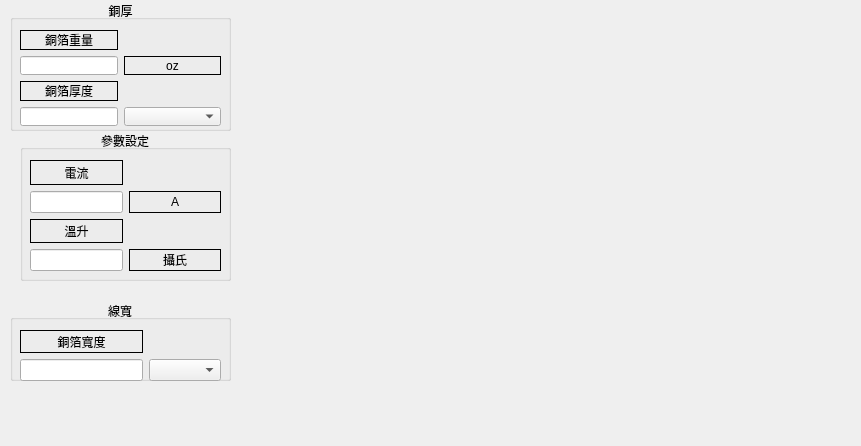
Above: Line_Width.ui from markscat/Scientific_computing before the change. Below: the same form after it.
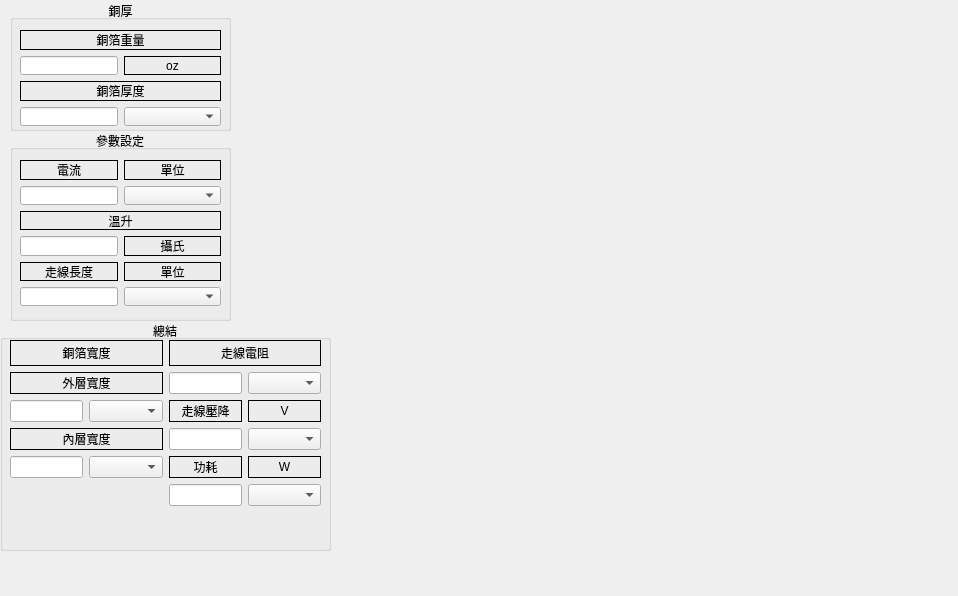
That is the form after the change. Icons and pictures are not drawn.

Patch:
```diff
--- a/Line_Width.ui
+++ b/Line_Width.ui
@@ -6,8 +6,8 @@
    <rect>
     <x>0</x>
     <y>0</y>
-    <width>861</width>
-    <height>446</height>
+    <width>958</width>
+    <height>596</height>
    </rect>
   </property>
   <property name="windowTitle">
@@ -51,51 +51,51 @@
        </property>
       </widget>
      </item>
-     <item row="2" column="0">
-      <widget class="QLabel" name="label_10">
-       <property name="frameShape">
-        <enum>QFrame::Shape::Box</enum>
-       </property>
-       <property name="text">
-        <string>銅箔厚度</string>
-       </property>
-       <property name="alignment">
-        <set>Qt::AlignmentFlag::AlignCenter</set>
-       </property>
-      </widget>
-     </item>
      <item row="3" column="0">
       <widget class="QLineEdit" name="thickness_lineEdit"/>
      </item>
-     <item row="0" column="0">
-      <widget class="QLabel" name="label_9">
-       <property name="frameShape">
-        <enum>QFrame::Shape::Box</enum>
-       </property>
-       <property name="text">
-        <string>銅箔重量</string>
-       </property>
-       <property name="alignment">
-        <set>Qt::AlignmentFlag::AlignCenter</set>
-       </property>
-      </widget>
-     </item>
      <item row="1" column="0">
       <widget class="QLineEdit" name="Mass_lineEdit"/>
      </item>
      <item row="3" column="1">
       <widget class="QComboBox" name="thickness_comboBox"/>
      </item>
+     <item row="0" column="0" colspan="2">
+      <widget class="QLabel" name="label_9">
+       <property name="frameShape">
+        <enum>QFrame::Shape::Box</enum>
+       </property>
+       <property name="text">
+        <string>銅箔重量</string>
+       </property>
+       <property name="alignment">
+        <set>Qt::AlignmentFlag::AlignCenter</set>
+       </property>
+      </widget>
+     </item>
+     <item row="2" column="0" colspan="2">
+      <widget class="QLabel" name="label_10">
+       <property name="frameShape">
+        <enum>QFrame::Shape::Box</enum>
+       </property>
+       <property name="text">
+        <string>銅箔厚度</string>
+       </property>
+       <property name="alignment">
+        <set>Qt::AlignmentFlag::AlignCenter</set>
+       </property>
+      </widget>
+     </item>
     </layout>
    </widget>
   </widget>
   <widget class="QGroupBox" name="groupBox_11">
    <property name="geometry">
     <rect>
-     <x>20</x>
+     <x>10</x>
      <y>130</y>
-     <width>211</width>
-     <height>151</height>
+     <width>221</width>
+     <height>191</height>
     </rect>
    </property>
    <property name="title">
@@ -109,11 +109,27 @@
      <rect>
       <x>10</x>
       <y>30</y>
-      <width>191</width>
-      <height>111</height>
+      <width>201</width>
+      <height>146</height>
      </rect>
     </property>
     <layout class="QGridLayout" name="gridLayout_13" columnstretch="1,1">
+     <item row="3" column="1">
+      <widget class="QLabel" name="label_24">
+       <property name="frameShape">
+        <enum>QFrame::Shape::Box</enum>
+       </property>
+       <property name="text">
+        <string>攝氏</string>
+       </property>
+       <property name="alignment">
+        <set>Qt::AlignmentFlag::AlignCenter</set>
+       </property>
+      </widget>
+     </item>
+     <item row="3" column="0">
+      <widget class="QLineEdit" name="temp_lineEdit"/>
+     </item>
      <item row="0" column="0">
       <widget class="QLabel" name="label_21">
        <property name="frameShape">
@@ -127,13 +143,13 @@
        </property>
       </widget>
      </item>
-     <item row="1" column="1">
-      <widget class="QLabel" name="label_23">
+     <item row="4" column="0">
+      <widget class="QLabel" name="label_15">
        <property name="frameShape">
         <enum>QFrame::Shape::Box</enum>
        </property>
        <property name="text">
-        <string>A</string>
+        <string>走線長度</string>
        </property>
        <property name="alignment">
         <set>Qt::AlignmentFlag::AlignCenter</set>
@@ -143,10 +159,29 @@
      <item row="1" column="0">
       <widget class="QLineEdit" name="Current_lineEdit"/>
      </item>
-     <item row="3" column="0">
-      <widget class="QLineEdit" name="temp_lineEdit"/>
+     <item row="5" column="0">
+      <widget class="QLineEdit" name="Length_lineEdit"/>
      </item>
-     <item row="2" column="0">
+     <item row="4" column="1">
+      <widget class="QLabel" name="label_16">
+       <property name="frameShape">
+        <enum>QFrame::Shape::Box</enum>
+       </property>
+       <property name="text">
+        <string>單位</string>
+       </property>
+       <property name="alignment">
+        <set>Qt::AlignmentFlag::AlignCenter</set>
+       </property>
+      </widget>
+     </item>
+     <item row="5" column="1">
+      <widget class="QComboBox" name="Length_comboBox"/>
+     </item>
+     <item row="1" column="1">
+      <widget class="QComboBox" name="Current_comboBox"/>
+     </item>
+     <item row="2" column="0" colspan="2">
       <widget class="QLabel" name="label_22">
        <property name="frameShape">
         <enum>QFrame::Shape::Box</enum>
@@ -159,13 +194,13 @@
        </property>
       </widget>
      </item>
-     <item row="3" column="1">
-      <widget class="QLabel" name="label_24">
+     <item row="0" column="1">
+      <widget class="QLabel" name="label_23">
        <property name="frameShape">
         <enum>QFrame::Shape::Box</enum>
        </property>
        <property name="text">
-        <string>攝氏</string>
+        <string>單位</string>
        </property>
        <property name="alignment">
         <set>Qt::AlignmentFlag::AlignCenter</set>
@@ -178,10 +213,10 @@
   <widget class="QLabel" name="label">
    <property name="geometry">
     <rect>
-     <x>240</x>
-     <y>60</y>
-     <width>581</width>
-     <height>231</height>
+     <x>260</x>
+     <y>10</y>
+     <width>661</width>
+     <height>261</height>
     </rect>
    </property>
    <property name="text">
@@ -197,14 +232,14 @@
   <widget class="QGroupBox" name="groupBox_4">
    <property name="geometry">
     <rect>
-     <x>10</x>
-     <y>300</y>
-     <width>221</width>
-     <height>81</height>
+     <x>0</x>
+     <y>320</y>
+     <width>331</width>
+     <height>231</height>
     </rect>
    </property>
    <property name="title">
-    <string>線寬</string>
+    <string>總結</string>
    </property>
    <property name="alignment">
     <set>Qt::AlignmentFlag::AlignCenter</set>
@@ -213,19 +248,86 @@
     <property name="geometry">
      <rect>
       <x>10</x>
-      <y>30</y>
-      <width>201</width>
-      <height>51</height>
+      <y>20</y>
+      <width>311</width>
+      <height>191</height>
      </rect>
     </property>
-    <layout class="QGridLayout" name="gridLayout_5" rowstretch="0,0" columnstretch="0,0">
-     <item row="1" column="1">
-      <widget class="QComboBox" name="With_comboBox"/>
+    <layout class="QGridLayout" name="gridLayout_5" rowstretch="1,1,1,1,1,1,1" columnstretch="1,1,1,1">
+     <item row="4" column="1">
+      <widget class="QComboBox" name="Internal_comboBox"/>
      </item>
-     <item row="1" column="0">
-      <widget class="QLineEdit" name="Mass_lineEdit_2"/>
+     <item row="2" column="3">
+      <widget class="QLabel" name="label_20">
+       <property name="frameShape">
+        <enum>QFrame::Shape::Box</enum>
+       </property>
+       <property name="text">
+        <string>V</string>
+       </property>
+       <property name="alignment">
+        <set>Qt::AlignmentFlag::AlignCenter</set>
+       </property>
+      </widget>
      </item>
-     <item row="0" column="0">
+     <item row="2" column="1">
+      <widget class="QComboBox" name="External_comboBox"/>
+     </item>
+     <item row="0" column="2" colspan="2">
+      <widget class="QLabel" name="label_17">
+       <property name="frameShape">
+        <enum>QFrame::Shape::Box</enum>
+       </property>
+       <property name="text">
+        <string>走線電阻</string>
+       </property>
+       <property name="alignment">
+        <set>Qt::AlignmentFlag::AlignCenter</set>
+       </property>
+      </widget>
+     </item>
+     <item row="1" column="2">
+      <widget class="QLineEdit" name="Impedance_lineEdit"/>
+     </item>
+     <item row="4" column="0">
+      <widget class="QLineEdit" name="Internal_lineEdit"/>
+     </item>
+     <item row="4" column="3">
+      <widget class="QLabel" name="label_25">
+       <property name="frameShape">
+        <enum>QFrame::Shape::Box</enum>
+       </property>
+       <property name="text">
+        <string>W</string>
+       </property>
+       <property name="alignment">
+        <set>Qt::AlignmentFlag::AlignCenter</set>
+       </property>
+      </widget>
+     </item>
+     <item row="1" column="3">
+      <widget class="QComboBox" name="Impedance_comboBox"/>
+     </item>
+     <item row="1" column="0" colspan="2">
+      <widget class="QLabel" name="label_26">
+       <property name="frameShape">
+        <enum>QFrame::Shape::Box</enum>
+       </property>
+       <property name="text">
+        <string>外層寬度</string>
+       </property>
+       <property name="alignment">
+        <set>Qt::AlignmentFlag::AlignCenter</set>
+       </property>
+      </widget>
+     </item>
+     <item row="3" column="2">
+      <widget class="QLineEdit" name="VoltageDrop_lineEdit"/>
+     </item>
+     <item row="3" column="3">
+      <widget class="QComboBox" name="VoltageDrop_comboBox"/>
+     </item>
+     <item row="0" column="0" colspan="2">
       <widget class="QLabel" name="label_14">
        <property name="frameShape">
         <enum>QFrame::Shape::Box</enum>
@@ -238,9 +340,76 @@
        </property>
       </widget>
      </item>
+     <item row="2" column="0">
+      <widget class="QLineEdit" name="External_lineEdit"/>
+     </item>
+     <item row="3" column="0" colspan="2">
+      <widget class="QLabel" name="label_27">
+       <property name="frameShape">
+        <enum>QFrame::Shape::Box</enum>
+       </property>
+       <property name="text">
+        <string>內層寬度</string>
+       </property>
+       <property name="alignment">
+        <set>Qt::AlignmentFlag::AlignCenter</set>
+       </property>
+      </widget>
+     </item>
+     <item row="4" column="2">
+      <widget class="QLabel" name="label_19">
+       <property name="frameShape">
+        <enum>QFrame::Shape::Box</enum>
+       </property>
+       <property name="text">
+        <string>功耗</string>
+       </property>
+       <property name="alignment">
+        <set>Qt::AlignmentFlag::AlignCenter</set>
+       </property>
+      </widget>
+     </item>
+     <item row="2" column="2">
+      <widget class="QLabel" name="label_18">
+       <property name="frameShape">
+        <enum>QFrame::Shape::Box</enum>
+       </property>
+       <property name="text">
+        <string>走線壓降</string>
+       </property>
+       <property name="alignment">
+        <set>Qt::AlignmentFlag::AlignCenter</set>
+       </property>
+      </widget>
+     </item>
+     <item row="5" column="3">
+      <widget class="QComboBox" name="Consumption_comboBox"/>
+     </item>
+     <item row="5" column="2">
+      <widget class="QLineEdit" name="Consumption_lineEdit"/>
+     </item>
     </layout>
    </widget>
   </widget>
+  <widget class="QLabel" name="label_2">
+   <property name="geometry">
+    <rect>
+     <x>360</x>
+     <y>290</y>
+     <width>531</width>
+     <height>271</height>
+    </rect>
+   </property>
+   <property name="text">
+    <string/>
+   </property>
+   <property name="pixmap">
+    <pixmap resource="Scientific_computing.qrc">:/Line_With-power.bmp</pixmap>
+   </property>
+   <property name="scaledContents">
+    <bool>true</bool>
+   </property>
+  </widget>
  </widget>
  <resources>
   <include location="Scientific_computing.qrc"/>
```
